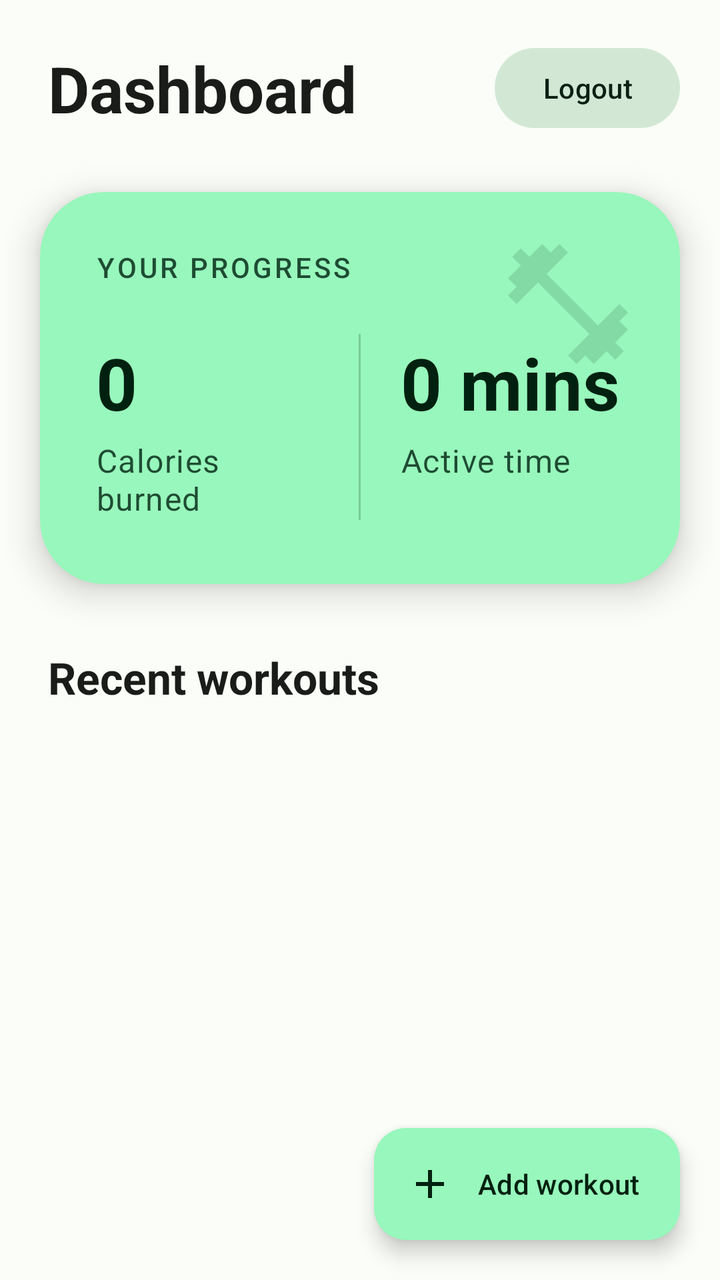
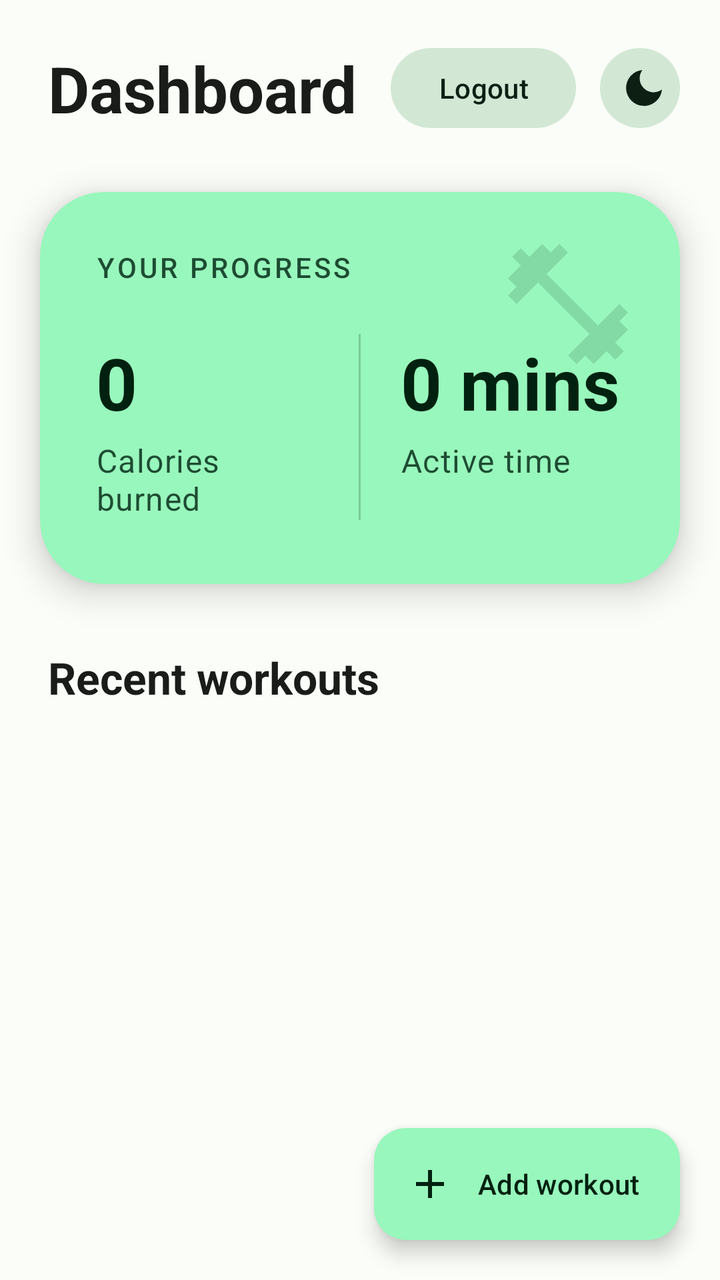

Before-and-after screenshots of an Android layout around one commit, followed by the original layout XML and the change that was made.
<!-- AndroidManifest.xml: application theme Theme.FitnessTracker -->
<!-- res/layout/activity_main.xml -->
<?xml version="1.0" encoding="utf-8"?>
<androidx.constraintlayout.widget.ConstraintLayout
    xmlns:android="http://schemas.android.com/apk/res/android"
    xmlns:app="http://schemas.android.com/apk/res-auto"
    xmlns:tools="http://schemas.android.com/tools"
    android:layout_width="match_parent"
    android:layout_height="match_parent"
    android:background="?attr/colorSurface"
    android:fitsSystemWindows="true"
    tools:context=".MainActivity">

    
    <TextView
        android:id="@+id/tvWelcome"
        android:layout_width="0dp"
        android:layout_height="wrap_content"
        android:layout_marginStart="24dp"
        android:layout_marginEnd="12dp"
        android:ellipsize="end"
        android:maxLines="1"
        android:text="Dashboard"
        android:textAppearance="?attr/textAppearanceHeadlineLarge"
        android:textColor="?attr/colorOnSurface"
        android:textStyle="bold"
        app:layout_constraintBottom_toBottomOf="@+id/btnLogout"
        app:layout_constraintEnd_toStartOf="@+id/btnLogout"
        app:layout_constraintStart_toStartOf="parent"
        app:layout_constraintTop_toTopOf="@+id/btnLogout" />

    <com.google.android.material.button.MaterialButton
        android:id="@+id/btnLogout"
        style="@style/Widget.Material3.Button.TonalButton"
        android:layout_width="wrap_content"
        android:layout_height="wrap_content"
        android:layout_marginTop="20dp"
        android:layout_marginEnd="20dp"
        android:text="Logout"
        app:layout_constraintEnd_toEndOf="parent"
        app:layout_constraintTop_toTopOf="parent" />

    
    <com.google.android.material.card.MaterialCardView
        android:id="@+id/cardSummary"
        style="@style/Widget.Material3.CardView.Elevated"
        android:layout_width="0dp"
        android:layout_height="wrap_content"
        android:layout_marginStart="20dp"
        android:layout_marginTop="28dp"
        android:layout_marginEnd="20dp"
        app:cardBackgroundColor="?attr/colorPrimaryContainer"
        app:cardCornerRadius="32dp"
        app:cardElevation="10dp"
        app:layout_constraintEnd_toEndOf="parent"
        app:layout_constraintStart_toStartOf="parent"
        app:layout_constraintTop_toBottomOf="@+id/btnLogout">

        <FrameLayout
            android:layout_width="match_parent"
            android:layout_height="wrap_content">

            
            <ImageView
                android:layout_width="72dp"
                android:layout_height="72dp"
                android:layout_gravity="top|end"
                android:layout_margin="20dp"
                android:alpha="0.14"
                android:importantForAccessibility="no"
                app:srcCompat="@drawable/ic_workout"
                app:tint="?attr/colorOnPrimaryContainer" />

            <LinearLayout
                android:layout_width="match_parent"
                android:layout_height="wrap_content"
                android:orientation="vertical"
                android:paddingStart="28dp"
                android:paddingTop="28dp"
                android:paddingEnd="28dp"
                android:paddingBottom="32dp">

                <TextView
                    android:layout_width="wrap_content"
                    android:layout_height="wrap_content"
                    android:alpha="0.8"
                    android:letterSpacing="0.1"
                    android:text="YOUR PROGRESS"
                    android:textAppearance="?attr/textAppearanceLabelLarge"
                    android:textColor="?attr/colorOnPrimaryContainer" />

                <LinearLayout
                    android:layout_width="match_parent"
                    android:layout_height="wrap_content"
                    android:layout_marginTop="24dp"
                    android:baselineAligned="false"
                    android:orientation="horizontal">

                    <LinearLayout
                        android:layout_width="0dp"
                        android:layout_height="wrap_content"
                        android:layout_weight="1"
                        android:orientation="vertical">

                        <TextView
                            android:id="@+id/tvTotalCalories"
                            android:layout_width="wrap_content"
                            android:layout_height="wrap_content"
                            android:text="0"
                            android:textAppearance="?attr/textAppearanceDisplaySmall"
                            android:textColor="?attr/colorOnPrimaryContainer"
                            android:textStyle="bold" />

                        <TextView
                            android:layout_width="wrap_content"
                            android:layout_height="wrap_content"
                            android:layout_marginTop="4dp"
                            android:alpha="0.8"
                            android:text="Calories burned"
                            android:textAppearance="?attr/textAppearanceBodyLarge"
                            android:textColor="?attr/colorOnPrimaryContainer" />
                    </LinearLayout>

                    <View
                        android:layout_width="1dp"
                        android:layout_height="match_parent"
                        android:layout_marginHorizontal="20dp"
                        android:alpha="0.2"
                        android:background="?attr/colorOnPrimaryContainer" />

                    <LinearLayout
                        android:layout_width="0dp"
                        android:layout_height="wrap_content"
                        android:layout_weight="1"
                        android:orientation="vertical">

                        <TextView
                            android:id="@+id/tvTotalMinutes"
                            android:layout_width="wrap_content"
                            android:layout_height="wrap_content"
                            android:text="0 mins"
                            android:textAppearance="?attr/textAppearanceDisplaySmall"
                            android:textColor="?attr/colorOnPrimaryContainer"
                            android:textStyle="bold" />

                        <TextView
                            android:layout_width="wrap_content"
                            android:layout_height="wrap_content"
                            android:layout_marginTop="4dp"
                            android:alpha="0.8"
                            android:text="Active time"
                            android:textAppearance="?attr/textAppearanceBodyLarge"
                            android:textColor="?attr/colorOnPrimaryContainer" />
                    </LinearLayout>
                </LinearLayout>
            </LinearLayout>
        </FrameLayout>
    </com.google.android.material.card.MaterialCardView>

    
    <TextView
        android:id="@+id/tvSectionLabel"
        android:layout_width="0dp"
        android:layout_height="wrap_content"
        android:layout_marginStart="24dp"
        android:layout_marginTop="32dp"
        android:layout_marginEnd="24dp"
        android:text="Recent workouts"
        android:textAppearance="?attr/textAppearanceTitleLarge"
        android:textColor="?attr/colorOnSurface"
        android:textStyle="bold"
        app:layout_constraintEnd_toEndOf="parent"
        app:layout_constraintStart_toStartOf="parent"
        app:layout_constraintTop_toBottomOf="@+id/cardSummary" />

    
    <androidx.recyclerview.widget.RecyclerView
        android:id="@+id/rvWorkouts"
        android:layout_width="0dp"
        android:layout_height="0dp"
        android:layout_marginTop="8dp"
        android:clipToPadding="false"
        android:paddingStart="20dp"
        android:paddingTop="4dp"
        android:paddingEnd="20dp"
        android:paddingBottom="112dp"
        app:layout_constraintBottom_toBottomOf="parent"
        app:layout_constraintEnd_toEndOf="parent"
        app:layout_constraintStart_toStartOf="parent"
        app:layout_constraintTop_toBottomOf="@+id/tvSectionLabel"
        tools:listitem="@layout/item_workout" />

    
    <com.google.android.material.floatingactionbutton.ExtendedFloatingActionButton
        android:id="@+id/fabAddWorkout"
        style="@style/Widget.Material3.ExtendedFloatingActionButton.Icon.Primary"
        android:layout_width="wrap_content"
        android:layout_height="wrap_content"
        android:layout_margin="20dp"
        android:text="Add workout"
        app:icon="@drawable/ic_add"
        app:layout_constraintBottom_toBottomOf="parent"
        app:layout_constraintEnd_toEndOf="parent" />

</androidx.constraintlayout.widget.ConstraintLayout>
<!-- res/layout/item_workout.xml (included above) -->
<?xml version="1.0" encoding="utf-8"?>
<com.google.android.material.card.MaterialCardView
    xmlns:android="http://schemas.android.com/apk/res/android"
    xmlns:app="http://schemas.android.com/apk/res-auto"
    xmlns:tools="http://schemas.android.com/tools"
    style="@style/Widget.Material3.CardView.Elevated"
    android:layout_width="match_parent"
    android:layout_height="wrap_content"
    android:layout_marginHorizontal="4dp"
    android:layout_marginVertical="8dp"
    app:cardCornerRadius="24dp"
    app:cardElevation="6dp">

    <LinearLayout
        android:layout_width="match_parent"
        android:layout_height="wrap_content"
        android:gravity="center_vertical"
        android:orientation="horizontal"
        android:padding="20dp">

        
        <com.google.android.material.card.MaterialCardView
            style="@style/Widget.Material3.CardView.Filled"
            android:layout_width="56dp"
            android:layout_height="56dp"
            app:cardBackgroundColor="?attr/colorSecondaryContainer"
            app:cardCornerRadius="18dp"
            app:cardElevation="0dp">

            <ImageView
                android:layout_width="28dp"
                android:layout_height="28dp"
                android:layout_gravity="center"
                android:importantForAccessibility="no"
                app:srcCompat="@drawable/ic_workout"
                app:tint="?attr/colorOnSecondaryContainer" />
        </com.google.android.material.card.MaterialCardView>

        <LinearLayout
            android:layout_width="0dp"
            android:layout_height="wrap_content"
            android:layout_marginStart="20dp"
            android:layout_weight="1"
            android:orientation="vertical">

            <TextView
                android:id="@+id/tvWorkoutTitle"
                android:layout_width="match_parent"
                android:layout_height="wrap_content"
                android:ellipsize="end"
                android:maxLines="1"
                android:text="Workout Title"
                android:textAppearance="?attr/textAppearanceTitleLarge"
                android:textColor="?attr/colorOnSurface"
                android:textStyle="bold" />

            <TextView
                android:id="@+id/tvWorkoutDetails"
                android:layout_width="match_parent"
                android:layout_height="wrap_content"
                android:layout_marginTop="6dp"
                android:text="30 mins • 250 kcal"
                android:textAppearance="?attr/textAppearanceBodyLarge"
                android:textColor="?attr/colorOnSurfaceVariant" />
        </LinearLayout>
    </LinearLayout>
</com.google.android.material.card.MaterialCardView>
<!-- resources referenced by this layout -->
<resources>
  <!-- drawable ic_add (drawable) -->
  <?xml version="1.0" encoding="utf-8"?>
  <vector xmlns:android="http://schemas.android.com/apk/res/android"
      android:width="24dp"
      android:height="24dp"
      android:viewportWidth="24"
      android:viewportHeight="24">
      <path
          android:fillColor="#FFFFFFFF"
          android:pathData="M19,13h-6v6h-2v-6H5v-2h6V5h2v6h6v2z" />
  </vector>
  <!-- drawable ic_workout (drawable) -->
  <?xml version="1.0" encoding="utf-8"?>
  <vector xmlns:android="http://schemas.android.com/apk/res/android"
      android:width="24dp"
      android:height="24dp"
      android:viewportWidth="24"
      android:viewportHeight="24">
      <path
          android:fillColor="#FFFFFFFF"
          android:pathData="M20.57,14.86L22,13.43 20.57,12 17,15.57 8.43,7 12,3.43 10.57,2 9.14,3.43 7.71,2 5.57,4.14 4.14,2.71 2.71,4.14l1.43,1.43L2,7.71l1.43,1.43L2,10.57 3.43,12 7,8.43 15.57,17 12,20.57 13.43,22l1.43,-1.43L16.29,22l2.14,-2.14 1.43,1.43 1.43,-1.43 -1.43,-1.43L22,16.29z" />
  </vector>
  <color name="fit_primary">#00693B</color>
  <color name="fit_on_primary">#FFFFFF</color>
  <color name="fit_primary_container">#98F7BC</color>
  <color name="fit_on_primary_container">#002110</color>
  <color name="fit_primary_inverse">#4ADE80</color>
  <color name="fit_secondary">#4F6354</color>
  <color name="fit_on_secondary">#FFFFFF</color>
  <color name="fit_secondary_container">#D2E8D5</color>
  <color name="fit_on_secondary_container">#0D1F13</color>
  <color name="fit_tertiary">#9A4500</color>
  <color name="fit_on_tertiary">#FFFFFF</color>
  <color name="fit_tertiary_container">#FFDBC8</color>
  <color name="fit_on_tertiary_container">#331200</color>
  <color name="fit_error">#BA1A1A</color>
  <color name="fit_on_error">#FFFFFF</color>
  <color name="fit_error_container">#FFDAD6</color>
  <color name="fit_on_error_container">#410002</color>
  <color name="fit_background">#FBFDF8</color>
  <color name="fit_on_background">#191C19</color>
  <color name="fit_surface">#FBFDF8</color>
  <color name="fit_on_surface">#191C19</color>
  <color name="fit_surface_variant">#DDE5DB</color>
  <color name="fit_on_surface_variant">#414941</color>
  <color name="fit_surface_inverse">#2E312E</color>
  <color name="fit_on_surface_inverse">#EFF1EC</color>
  <color name="fit_outline">#717971</color>
  <color name="fit_outline_variant">#C1C9BF</color>
  <color name="fit_surface_container_lowest">#FFFFFF</color>
  <color name="fit_surface_container_low">#F2F5F0</color>
  <color name="fit_surface_container">#ECEFEA</color>
  <color name="fit_surface_container_high">#E6E9E4</color>
  <color name="fit_surface_container_highest">#E1E3DE</color>
  <!-- unchanged entries left out for length: 1 -->
</resources>

<!-- the commit's change to res/layout/activity_main.xml (unified diff, before → after) -->
@@ -33,10 +33,24 @@
         android:layout_width="wrap_content"
         android:layout_height="wrap_content"
         android:layout_marginTop="20dp"
-        android:layout_marginEnd="20dp"
+        android:layout_marginEnd="8dp"
         android:text="Logout"
-        app:layout_constraintEnd_toEndOf="parent"
+        app:layout_constraintEnd_toStartOf="@+id/btnThemeToggle"
         app:layout_constraintTop_toTopOf="parent" />
+
+    
+    <com.google.android.material.button.MaterialButton
+        android:id="@+id/btnThemeToggle"
+        style="@style/Widget.Material3.Button.IconButton.Filled.Tonal"
+        android:layout_width="48dp"
+        android:layout_height="48dp"
+        android:layout_marginEnd="16dp"
+        android:contentDescription="Toggle light or dark mode"
+        app:icon="@drawable/ic_theme_toggle"
+        app:iconSize="24dp"
+        app:layout_constraintBottom_toBottomOf="@+id/btnLogout"
+        app:layout_constraintEnd_toEndOf="parent"
+        app:layout_constraintTop_toTopOf="@+id/btnLogout" />
 
     
     <com.google.android.material.card.MaterialCardView
@@ -52,7 +66,7 @@
         app:cardElevation="10dp"
         app:layout_constraintEnd_toEndOf="parent"
         app:layout_constraintStart_toStartOf="parent"
-        app:layout_constraintTop_toBottomOf="@+id/btnLogout">
+        app:layout_constraintTop_toBottomOf="@+id/btnThemeToggle">
 
         <FrameLayout
             android:layout_width="match_parent"
<!-- resource entries referenced after the edit -->
@@ -10,6 +10,17 @@
       <path
           android:fillColor="#FFFFFFFF"
           android:pathData="M19,13h-6v6h-2v-6H5v-2h6V5h2v6h6v2z" />
+  </vector>
+  <!-- drawable ic_theme_toggle (drawable) -->
+  <?xml version="1.0" encoding="utf-8"?>
+  <vector xmlns:android="http://schemas.android.com/apk/res/android"
+      android:width="24dp"
+      android:height="24dp"
+      android:viewportWidth="24"
+      android:viewportHeight="24">
+      <path
+          android:fillColor="#FFFFFFFF"
+          android:pathData="M21,12.79A9,9 0 1,1 11.21,3 7,7 0 0,0 21,12.79z" />
   </vector>
   <!-- drawable ic_workout (drawable) -->
   <?xml version="1.0" encoding="utf-8"?>
